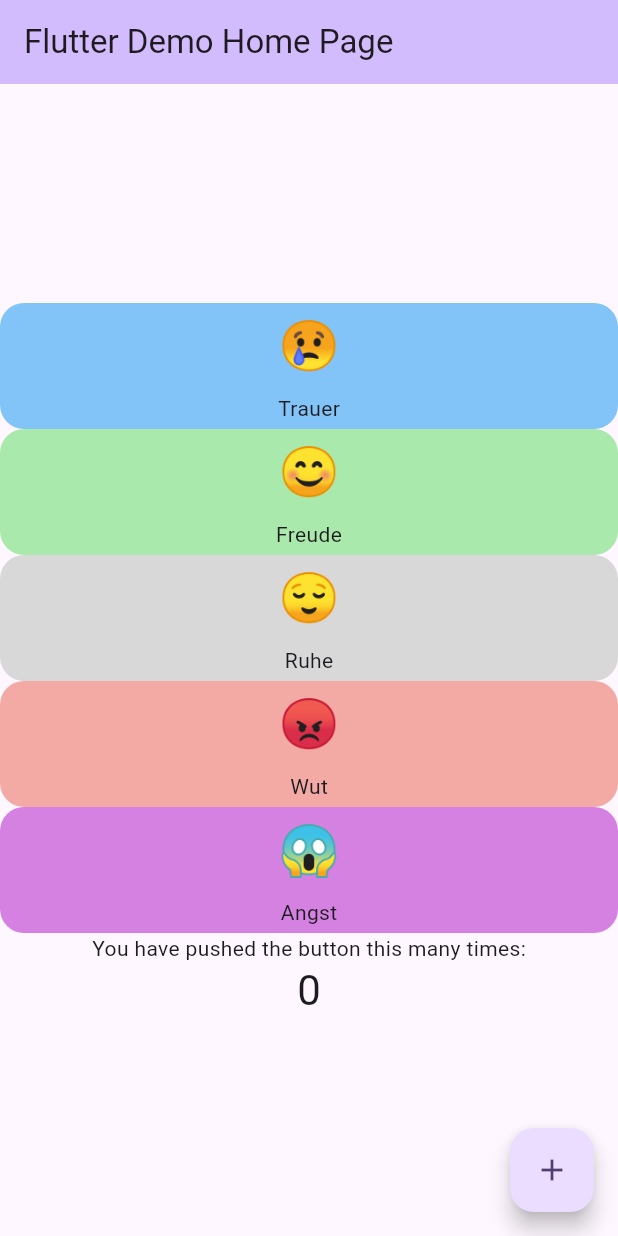
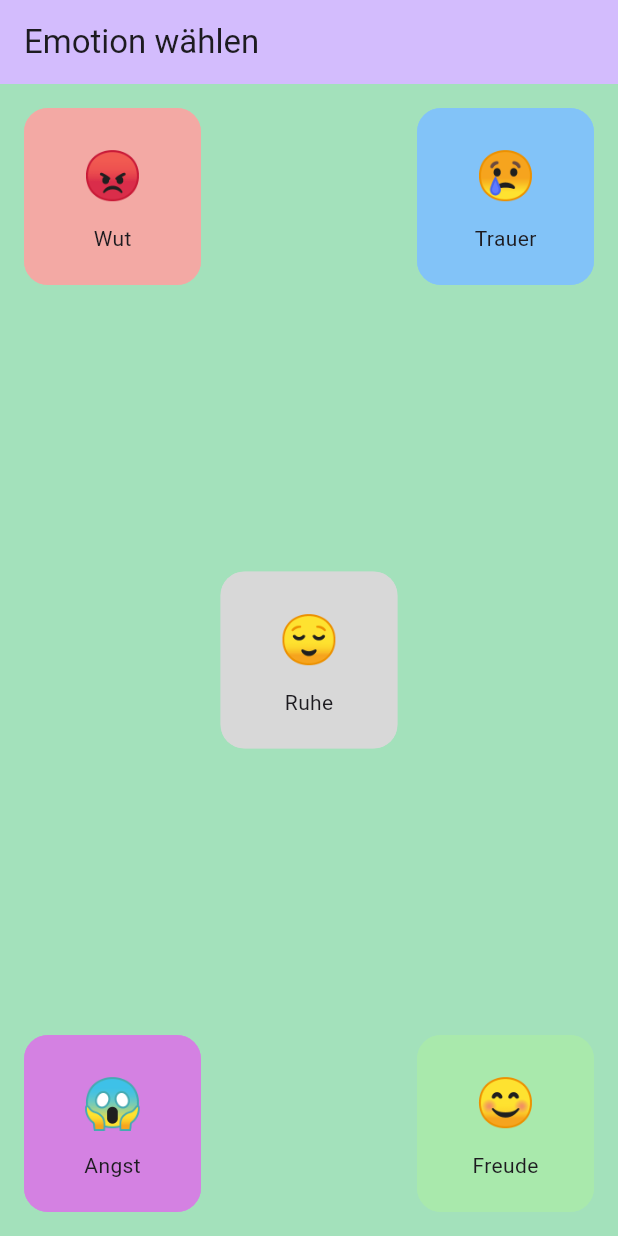
Before and after one commit to PhiliGuertler/live-emotions, a Flutter app: the screen it shows after launch, on a phone screen of 412 x 824 dp. Run offline on Flutter 3.47's test engine with Material 3 defaults, Android fonts, the phone set to English and light mode, and no system bars; drawn by our look-alikes of flutter_animate.

Commit message:
added a cooldown functionality to emotion buttons

```diff
--- a/lib/main.dart
+++ b/lib/main.dart
@@ -1,4 +1,5 @@
 import 'package:flutter/material.dart';
+import 'package:live_emotions/widgets/emotion_screen.dart';
 
 import 'widgets/emotion_button.dart';
 
@@ -33,22 +34,13 @@
         colorScheme: ColorScheme.fromSeed(seedColor: Colors.deepPurple),
         useMaterial3: true,
       ),
-      home: const MyHomePage(title: 'Flutter Demo Home Page'),
+      home: const MyHomePage(title: 'Emotion wählen'),
     );
   }
 }
 
 class MyHomePage extends StatefulWidget {
   const MyHomePage({super.key, required this.title});
-
-  // This widget is the home page of your application. It is stateful, meaning
-  // that it has a State object (defined below) that contains fields that affect
-  // how it looks.
-
-  // This class is the configuration for the state. It holds the values (in this
-  // case the title) provided by the parent (in this case the App widget) and
-  // used by the build method of the State. Fields in a Widget subclass are
-  // always marked "final".
 
   final String title;
 
@@ -57,19 +49,6 @@
 }
 
 class _MyHomePageState extends State<MyHomePage> {
-  int _counter = 0;
-
-  void _incrementCounter() {
-    setState(() {
-      // This call to setState tells the Flutter framework that something has
-      // changed in this State, which causes it to rerun the build method below
-      // so that the display can reflect the updated values. If we changed
-      // _counter without calling setState(), then the build method would not be
-      // called again, and so nothing would appear to happen.
-      _counter++;
-    });
-  }
-
   @override
   Widget build(BuildContext context) {
     // This method is rerun every time setState is called, for instance as done
@@ -88,60 +67,18 @@
         // the App.build method, and use it to set our appbar title.
         title: Text(widget.title),
       ),
-      body: Center(
-        // Center is a layout widget. It takes a single child and positions it
-        // in the middle of the parent.
-        child: Column(
-          // Column is also a layout widget. It takes a list of children and
-          // arranges them vertically. By default, it sizes itself to fit its
-          // children horizontally, and tries to be as tall as its parent.
-          //
-          // Column has various properties to control how it sizes itself and
-          // how it positions its children. Here we use mainAxisAlignment to
-          // center the children vertically; the main axis here is the vertical
-          // axis because Columns are vertical (the cross axis would be
-          // horizontal).
-          //
-          // TRY THIS: Invoke "debug painting" (choose the "Toggle Debug Paint"
-          // action in the IDE, or press "p" in the console), to see the
-          // wireframe for each widget.
-          mainAxisAlignment: MainAxisAlignment.center,
-          children: <Widget>[
-            EmotionButton(
-              emotion: Emotion.grief,
-              onPressed: () {},
-            ),
-            EmotionButton(
-              emotion: Emotion.joy,
-              onPressed: () {},
-            ),
-            EmotionButton(
-              emotion: Emotion.calmness,
-              onPressed: () {},
-            ),
-            EmotionButton(
-              emotion: Emotion.anger,
-              onPressed: () {},
-            ),
-            EmotionButton(
-              emotion: Emotion.fear,
-              onPressed: () {},
-            ),
-            const Text(
-              'You have pushed the button this many times:',
-            ),
-            Text(
-              '$_counter',
-              style: Theme.of(context).textTheme.headlineMedium,
-            ),
-          ],
-        ),
-      ),
-      floatingActionButton: FloatingActionButton(
-        onPressed: _incrementCounter,
-        tooltip: 'Increment',
-        child: const Icon(Icons.add),
-      ), // This trailing comma makes auto-formatting nicer for build methods.
+      body: const EmotionScreen(emotionRankings: <Emotion, double>{
+        Emotion.anger: 0.2,
+        Emotion.calmness: 0.1,
+        Emotion.fear: 0.4,
+        Emotion.grief: 0.1,
+        Emotion.joy: 0.2,
+      }),
+      // floatingActionButton: FloatingActionButton(
+      //   onPressed: _incrementCounter,
+      //   tooltip: 'Increment',
+      //   child: const Icon(Icons.add),
+      // ), // This trailing comma makes auto-formatting nicer for build methods.
     );
   }
 }
--- a/lib/widgets/emotion_button.dart
+++ b/lib/widgets/emotion_button.dart
@@ -19,35 +19,91 @@ enum Emotion {
 class EmotionButton extends StatefulWidget {
   final Emotion emotion;
   final VoidCallback onPressed;
+  final Duration cooldown;
 
-  const EmotionButton(
-      {super.key, required this.emotion, required this.onPressed});
+  const EmotionButton({
+    super.key,
+    required this.emotion,
+    required this.onPressed,
+    this.cooldown = const Duration(seconds: 5),
+  });
 
   @override
   State<EmotionButton> createState() => _EmotionButtonState();
 }
 
-class _EmotionButtonState extends State<EmotionButton> {
+class _EmotionButtonState extends State<EmotionButton>
+    with SingleTickerProviderStateMixin {
   bool triggerGrowAnimation = false;
+
+  late AnimationController animationController_;
+
+  @override
+  void initState() {
+    super.initState();
+
+    animationController_ = AnimationController(
+      vsync: this,
+      duration: widget.cooldown,
+    );
+  }
 
   @override
   Widget build(BuildContext context) {
+    return LayoutBuilder(builder: (context, constraints) {
       return ClipRRect(
         borderRadius: BorderRadius.circular(16.0),
-      child: Material(
+        child: Stack(
+          alignment: Alignment.center,
+          children: [
+            Align(
+              alignment: Alignment.centerLeft,
+              child: ColoredBox(
+                color: widget.emotion.color.withOpacity(0.5),
+                child: const FractionallySizedBox(
+                  heightFactor: 1.0,
+                  widthFactor: 1.0,
+                ),
+              )
+                  .animate(
+                    target: triggerGrowAnimation ? 1 : 0,
+                    controller: animationController_,
+                  )
+                  .moveX(
+                    begin: -constraints.maxWidth,
+                    end: 0,
+                    duration: widget.cooldown,
+                  ),
+            ),
+            Material(
+              color: !triggerGrowAnimation
+                  ? widget.emotion.color
+                  : Colors.transparent,
+              child: Container(
+                decoration: BoxDecoration(
+                  border: Border.all(
                     color: widget.emotion.color,
+                    width: triggerGrowAnimation ? 2 : 0,
+                  ),
+                  borderRadius: BorderRadius.circular(16.0),
+                ),
                 child: InkWell(
-          onTap: !triggerGrowAnimation
+                  onTap: (!triggerGrowAnimation)
                       ? () {
                           setState(() {
                             triggerGrowAnimation = true;
+                            animationController_.value = 0;
+                          });
+                          Future.delayed(widget.cooldown, () {
+                            setState(() {
+                              triggerGrowAnimation = false;
+                            });
                           });
                           widget.onPressed();
                         }
                       : null,
                   child: Column(
                     crossAxisAlignment: CrossAxisAlignment.center,
-            mainAxisSize: MainAxisSize.min,
                     mainAxisAlignment: MainAxisAlignment.center,
                     children: [
                       Padding(
@@ -59,17 +115,16 @@ class _EmotionButtonState extends State<EmotionButton> {
                           )
                               .animate(
                                 target: triggerGrowAnimation ? 1 : 0,
-                        onComplete: (controller) {
-                          setState(() {
-                            triggerGrowAnimation = false;
-                          });
-                        },
                               )
                               .scale(
                                 end: const Offset(1.3, 1.3),
                                 curve: Curves.easeInOut,
                                 duration: 150.milliseconds,
-                      ),
+                              )
+                              .then(
+                                  duration:
+                                      (widget.cooldown - 150.milliseconds) *
+                                          0.5),
                         ),
                       ),
                       Center(
@@ -83,6 +138,10 @@ class _EmotionButtonState extends State<EmotionButton> {
                   ),
                 ),
               ),
+            ),
+          ],
+        ),
       );
+    });
   }
 }
--- /dev/null
+++ b/lib/widgets/emotion_screen.dart
@@ -0,0 +1,99 @@
+import 'package:flutter/material.dart';
+
+import 'emotion_button.dart';
+
+class ButtonContainer extends StatelessWidget {
+  final Widget child;
+  final Alignment alignment;
+
+  const ButtonContainer(
+      {super.key, required this.child, required this.alignment});
+
+  @override
+  Widget build(BuildContext context) {
+    return Align(
+      alignment: alignment,
+      child: SizedBox(
+        width: 150,
+        height: 150,
+        child: Padding(
+          padding: const EdgeInsets.all(16.0),
+          child: child,
+        ),
+      ),
+    );
+  }
+}
+
+class EmotionScreen extends StatelessWidget {
+  final Map<Emotion, double> emotionRankings;
+
+  const EmotionScreen({super.key, required this.emotionRankings});
+
+  Color mixColors() {
+    Color result = Colors.white;
+    emotionRankings.forEach((emotion, value) {
+      result = Color.lerp(result, emotion.color, 1 - value)!;
+    });
+    return result;
+  }
+
+  @override
+  Widget build(BuildContext context) {
+    Color mixedColor = mixColors();
+
+    return Container(
+      color: mixedColor,
+      child: Stack(
+        alignment: Alignment.center,
+        children: [
+          ButtonContainer(
+            alignment: Alignment.topLeft,
+            child: EmotionButton(
+              emotion: Emotion.anger,
+              onPressed: () {
+                debugPrint(Emotion.anger.emoji);
+              },
+            ),
+          ),
+          ButtonContainer(
+            alignment: Alignment.topRight,
+            child: EmotionButton(
+              emotion: Emotion.grief,
+              onPressed: () {
+                debugPrint(Emotion.grief.emoji);
+              },
+            ),
+          ),
+          ButtonContainer(
+            alignment: Alignment.center,
+            child: EmotionButton(
+              emotion: Emotion.calmness,
+              onPressed: () {
+                debugPrint(Emotion.calmness.emoji);
+              },
+            ),
+          ),
+          ButtonContainer(
+            alignment: Alignment.bottomLeft,
+            child: EmotionButton(
+              emotion: Emotion.fear,
+              onPressed: () {
+                debugPrint(Emotion.fear.emoji);
+              },
+            ),
+          ),
+          ButtonContainer(
+            alignment: Alignment.bottomRight,
+            child: EmotionButton(
+              emotion: Emotion.joy,
+              onPressed: () {
+                debugPrint(Emotion.joy.emoji);
+              },
+            ),
+          ),
+        ],
+      ),
+    );
+  }
+}
```
Lines whose indentation alone changed are shown as unchanged.
